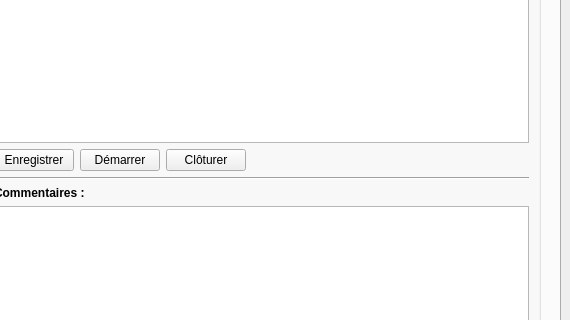
Before: the Qt Designer form views/ui/main.ui in FLXwkg/PyTasks, drawn with Qt 5; both pictures show x 630 to 1200 and y 299 to 619 of the 1200 by 800 pixel window.
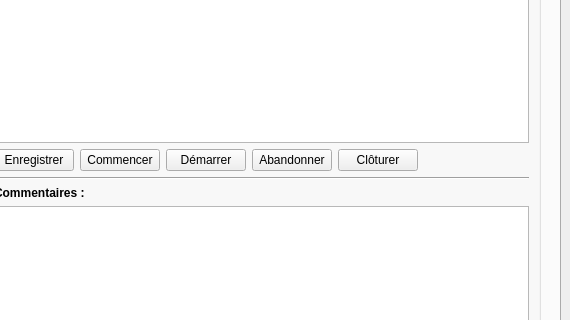
After: the same form once the commit is applied.

Commit message: :art: Mise en place des derniers boutons

What changed in the file:
```diff
--- a/views/ui/main.ui
+++ b/views/ui/main.ui
@@ -413,6 +413,16 @@
                   </property>
                   </widget>
                 </item>
+                <item>
+                  <widget class="QPushButton" name="btnStartWork">
+                  <property name="text">
+                    <string>Commencer</string>
+                  </property>
+                  <property name="visible">
+                    <bool>false</bool>
+                  </property>
+                  </widget>
+                </item>
                 <item>
                   <widget class="QPushButton" name="btnStartTask">
                   <property name="text">
@@ -423,6 +433,16 @@
                   </property>
                   </widget>
                 </item>
+                <item>
+                  <widget class="QPushButton" name="btnAbandon">
+                  <property name="text">
+                    <string>Abandonner</string>
+                  </property>
+                  <property name="visible">
+                    <bool>false</bool>
+                  </property>
+                  </widget>
+                </item>
                 <item>
                   <widget class="QPushButton" name="btnClose">
                   <property name="text">
```
The commit also changes 3 other files.
